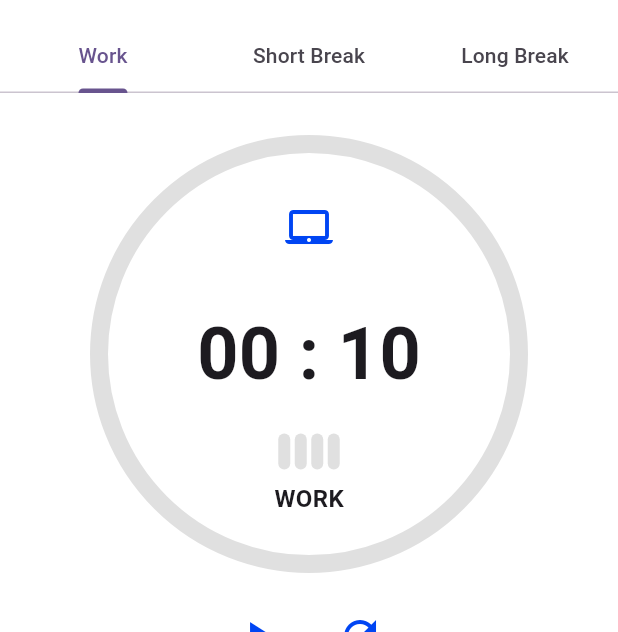
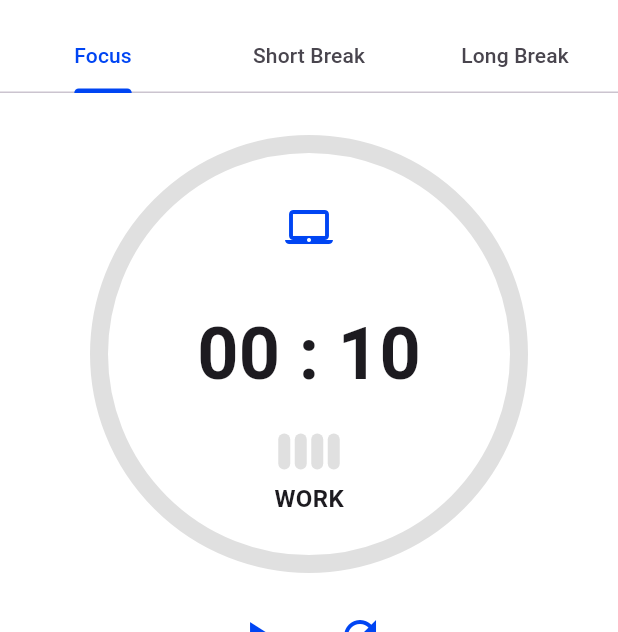
Before and after one commit to one-project-one-month/Productivity-Suite-Flutter, a Flutter app: the screen it shows after launch, on a phone screen of 412 x 824 dp, the part 63-695 px from its top. Run offline on Flutter 3.47's test engine with Material 3 defaults, Android fonts, the phone set to English and light mode, and no system bars; our stand-ins replace flutter_riverpod, go_router, hive_flutter, shared_preferences; accounts and stored records are empty.

Commit message:
Tabs and Bottom Nav UI updated

```diff
--- a/lib/pomodoro/pomodoro.dart
+++ b/lib/pomodoro/pomodoro.dart
@@ -65,9 +65,11 @@ class _PomodoroHomePageState extends ConsumerState<PomodoroHomePage>
           child: Consumer(
             builder: (context, ref, _) {
               return TabBar(
+                indicatorColor: const Color(0xff0045f3),
+                labelColor: const Color(0xff0045f3),
                 controller: _tabController,
                 tabs: const [
-                  Tab(text: 'Work'),
+                  Tab(text: 'Focus'),
                   Tab(text: 'Short Break'),
                   Tab(text: 'Long Break'),
                 ],
```
